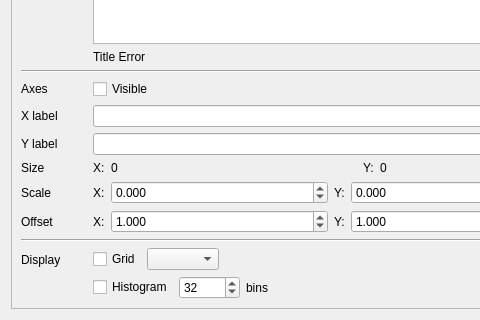
Above: rastools/rasviewer/multi_layer_window.ui from waveform-computing/rastools before the change; both pictures show x 0 to 480 and y 571 to 891 of the 646 by 891 pixel window. Below: the same form after it.
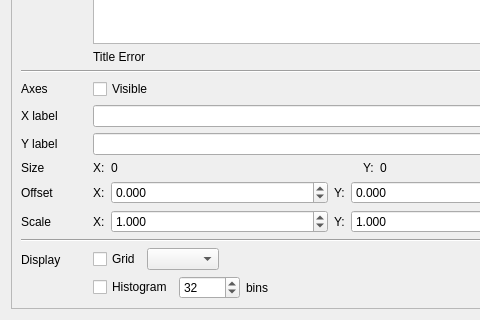
That is the form after the change.

What changed in the file:
```diff
--- a/rastools/rasviewer/multi_layer_window.ui
+++ b/rastools/rasviewer/multi_layer_window.ui
@@ -900,19 +900,6 @@
           </widget>
          </widget>
         </item>
-        <item row="13" column="0">
-         <widget class="QLabel" name="scale_label">
-          <property name="text">
-           <string>Scale</string>
-          </property>
-          <property name="textFormat">
-           <enum>Qt::PlainText</enum>
-          </property>
-          <property name="buddy">
-           <cstring>x_offset_spinbox</cstring>
-          </property>
-         </widget>
-        </item>
         <item row="13" column="1">
          <layout class="QHBoxLayout" name="offset_layout">
           <item>
@@ -997,19 +984,6 @@
           </item>
          </layout>
         </item>
-        <item row="14" column="0">
-         <widget class="QLabel" name="offset_label">
-          <property name="text">
-           <string>Offset</string>
-          </property>
-          <property name="textFormat">
-           <enum>Qt::PlainText</enum>
-          </property>
-          <property name="buddy">
-           <cstring>x_scale_spinbox</cstring>
-          </property>
-         </widget>
-        </item>
         <item row="14" column="1">
          <layout class="QHBoxLayout" name="scale_layout">
           <item>
@@ -1225,6 +1199,32 @@
           </item>
          </layout>
         </item>
+        <item row="13" column="0">
+         <widget class="QLabel" name="offset_label">
+          <property name="text">
+           <string>Offset</string>
+          </property>
+          <property name="textFormat">
+           <enum>Qt::PlainText</enum>
+          </property>
+          <property name="buddy">
+           <cstring>x_scale_spinbox</cstring>
+          </property>
+         </widget>
+        </item>
+        <item row="14" column="0">
+         <widget class="QLabel" name="scale_label">
+          <property name="text">
+           <string>Scale</string>
+          </property>
+          <property name="textFormat">
+           <enum>Qt::PlainText</enum>
+          </property>
+          <property name="buddy">
+           <cstring>x_offset_spinbox</cstring>
+          </property>
+         </widget>
+        </item>
        </layout>
       </widget>
      </widget>
```
Left out of the diff: 213 changed lines with no effect on the pictures.
